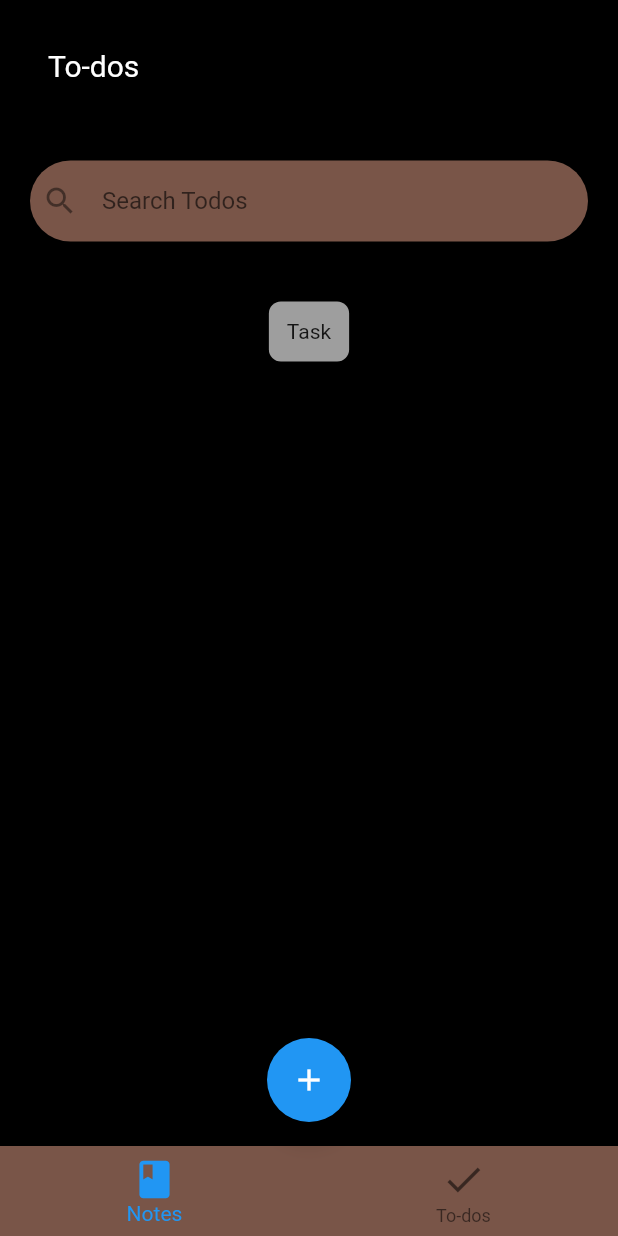
After one commit to Randy-JRA/note_book, a Flutter app: the screen it shows after launch, item 2 of the bottom bar chosen, on a phone screen of 412 x 824 dp. The commit adds this screen. Run offline on Flutter 3.47's test engine with Material 2 defaults, Android fonts, the phone set to English and light mode, and no system bars.

Commit message:
linked the navabar

```diff
--- a/lib/notesPage.dart
+++ b/lib/notesPage.dart
@@ -1,4 +1,5 @@
 import 'package:flutter/material.dart';
+import 'package:note_book/todosPage.dart';
 
 class NotesPage extends StatefulWidget {
   const NotesPage({Key? key}) : super(key: key);
@@ -67,6 +68,10 @@ class _NotesPageState extends State<NotesPage> {
           setState(() {
             myIndex = index;
           });
+          if (index == 1) {
+            //navigate to todos page.
+            Navigator.push(context, MaterialPageRoute(builder: (context) => TodosPage()));
+          }
         },
         currentIndex: myIndex,
         items: const [
--- /dev/null
+++ b/lib/todosPage.dart
@@ -0,0 +1,92 @@
+import 'package:flutter/material.dart';
+
+import 'notesPage.dart';
+
+class TodosPage extends StatefulWidget {
+  const TodosPage({Key? key}) : super(key: key);
+
+  @override
+  State<TodosPage> createState() => _TodosPageState();
+}
+
+class _TodosPageState extends State<TodosPage> {
+  int myIndex = 0;
+
+  @override
+  Widget build(BuildContext context) {
+    return Scaffold(
+      backgroundColor: Colors.black,
+      body: Column(
+        children:<Widget>[
+          Container(
+            margin: const EdgeInsets.all(20.0),
+            padding: const EdgeInsets.all(12.0),
+            child: const Row(
+              mainAxisAlignment: MainAxisAlignment.start,
+              children: [
+                Text("To-dos",style: TextStyle(color:Colors.white,fontSize:20),),
+              ],
+            ),
+          ),
+          Container(
+              margin: const EdgeInsets.all(20.0),
+              padding: const EdgeInsets.fromLTRB(8, 3, 3, 3),
+              decoration:BoxDecoration(
+                borderRadius:BorderRadius.circular(50),
+                color:Colors.brown,
+              ),
+              child: const TextField(
+                decoration: InputDecoration(
+                  border: InputBorder.none,
+                  icon: Icon(Icons.search),
+                  hintText: 'Search Todos',
+
+                ),
+              )
+          ),
+          Container(
+            margin: const EdgeInsets.all(20.0),
+            padding: const EdgeInsets.all(12.0),
+            decoration:BoxDecoration(
+              borderRadius:BorderRadius.circular(8),
+              color:Colors.grey,
+            ),
+            child: const Text('Task'),
+          ),
+        ],
+      ),
+      floatingActionButton: FloatingActionButton(
+        onPressed: () {},
+        backgroundColor: Colors.blue,
+        foregroundColor: Colors.white,
+        child: const Icon(Icons.add),
+      ),
+      floatingActionButtonLocation: FloatingActionButtonLocation.centerFloat,
+      bottomNavigationBar: BottomNavigationBar(
+        backgroundColor: Colors.brown,
+        onTap: (index) {
+          setState(() {
+            myIndex = index;
+          });
+          if (index == 0) {
+            //navigate to Notes page.
+            Navigator.push(context, MaterialPageRoute(builder: (context) => NotesPage()));
+          }
+        },
+        currentIndex: myIndex,
+        items: const [
+          BottomNavigationBarItem(
+            icon: Icon(Icons.book),
+            label: 'Notes',
+          ),
+          BottomNavigationBarItem(
+            icon: Icon(Icons.done),
+            label: 'To-dos',
+          )
+        ],
+        iconSize: 30,
+        fixedColor: Colors.blue,
+      ),
+    );
+  }
+}
```
Lines whose indentation alone changed are shown as unchanged.
